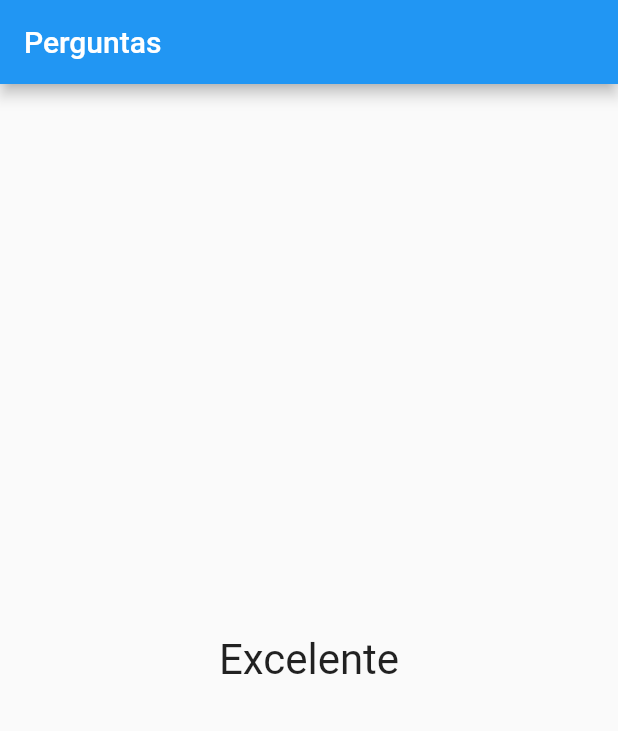
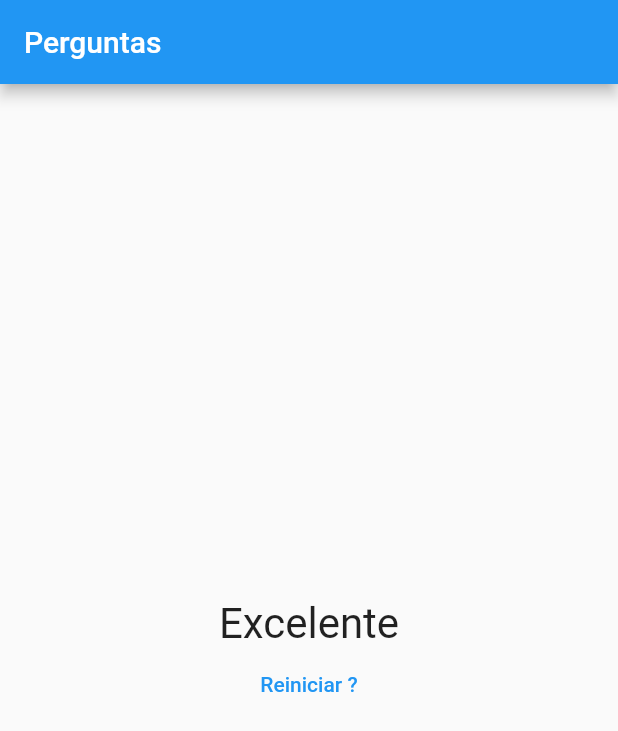
Before and after one commit to AntonioMellies/app_perguntas, a Flutter app: the screen it shows after launch, after a tap on "Antonio", after a tap on "Penha", after a tap on "Clovis", on a phone screen of 412 x 824 dp. Shown: the top 731 px of the screen. Run offline on Flutter 3.47's test engine with Material 2 defaults, Android fonts, the phone set to English and light mode, and no system bars; missing offline and left inert: dart:ffi.

```diff
--- a/lib/main.dart
+++ b/lib/main.dart
@@ -45,7 +45,13 @@ class _QuestionsAppState extends State<QuestionApp> {
       _questionIndex++;
       _score += value;
     });
-    print(_score);
+  }
+
+  void _restartQuiz() {
+    setState(() {
+      _questionIndex = 0;
+      _score = 0;
+    });
   }
 
   bool get hasValidAnswer {
@@ -65,7 +71,7 @@ class _QuestionsAppState extends State<QuestionApp> {
                 isValid: hasValidAnswer,
                 reply: _reply,
                 questions: _questions)
-            : Result(_score),
+            : Result(_score, _restartQuiz),
       ),
     );
   }
--- a/lib/result.dart
+++ b/lib/result.dart
@@ -2,8 +2,9 @@ import 'package:flutter/material.dart';
 
 class Result extends StatelessWidget {
   final int score;
+  final void Function() restartQuiz;
 
-  Result(this.score);
+  Result(this.score, this.restartQuiz);
 
   String get message {
     if (score > 35) {
@@ -18,6 +19,23 @@ class Result extends StatelessWidget {
   }
 
   Widget build(BuildContext context) {
-    return Center(child: Text(message, style: TextStyle(fontSize: 28)));
+    return Column(
+      mainAxisAlignment: MainAxisAlignment.center,
+      children: [
+        Center(
+          child: Text(
+            message,
+            style: TextStyle(fontSize: 28),
+          ),
+        ),
+        TextButton(
+          onPressed: restartQuiz,
+          child: Text(
+            'Reiniciar ?',
+            style: TextStyle(color: Colors.blue),
+          ),
+        )
+      ],
+    );
   }
 }
```
